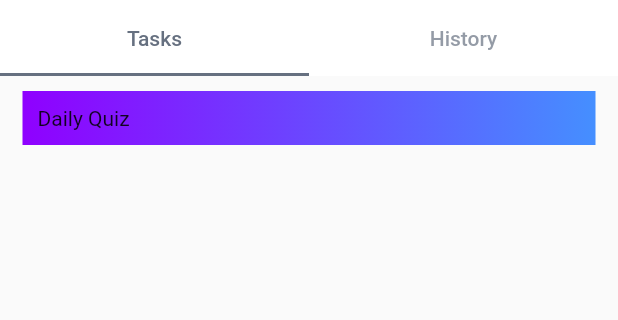
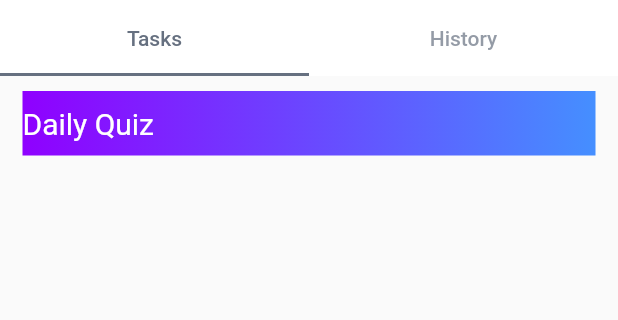
Before and after one commit to intension-software/hackkosice, a Flutter app: the screen it shows after launch, after a tap on "Quiz", on a phone screen of 412 x 824 dp, the part 80-400 px from its top. Run offline on Flutter 3.47's test engine with Material 2 defaults, Android fonts, the phone set to English and light mode, and no system bars; Roboto replaces fonts that are missing (Inter).

Commit message:
white text in quiz

```diff
--- a/child_app/lib/widgets/quizzes/quizzesWidget.dart
+++ b/child_app/lib/widgets/quizzes/quizzesWidget.dart
@@ -83,9 +83,14 @@ class _QuizzesWidgetState extends State<QuizzesWidget> {
                                           ),
                                         ),
                                   child:
-                                  const Padding(padding: EdgeInsets.all(10),
+                                  const Padding(padding: EdgeInsets.only(top: 10,bottom: 10),
                                   child: Text(
                                     "Daily Quiz",
+                                    style: TextStyle(
+                                      fontSize: 20,
+                                      color: Colors.white,
+                                    ),
+                                  ),
                                   ),
                                   ),
                                   // child: ListTile(
```
